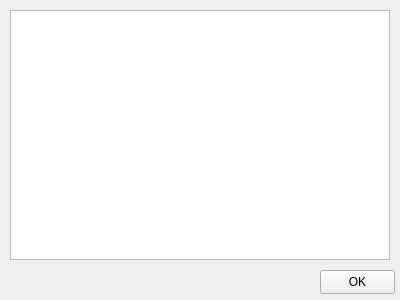
Qt form gui/output_window.ui (RolandWH/SIPPCompare) before a commit.
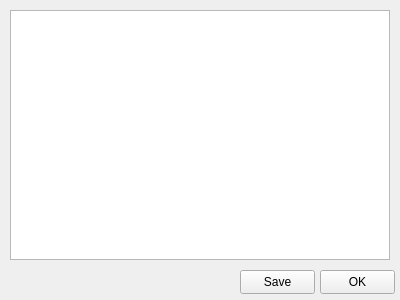
The same form after that commit.

What changed in the file:
```diff
--- a/gui/output_window.ui
+++ b/gui/output_window.ui
@@ -48,6 +48,19 @@
     <string>OK</string>
    </property>
   </widget>
+  <widget class="QPushButton" name="res_save_but">
+   <property name="geometry">
+    <rect>
+     <x>240</x>
+     <y>270</y>
+     <width>75</width>
+     <height>24</height>
+    </rect>
+   </property>
+   <property name="text">
+    <string>Save</string>
+   </property>
+  </widget>
  </widget>
  <resources/>
  <connections>
```
